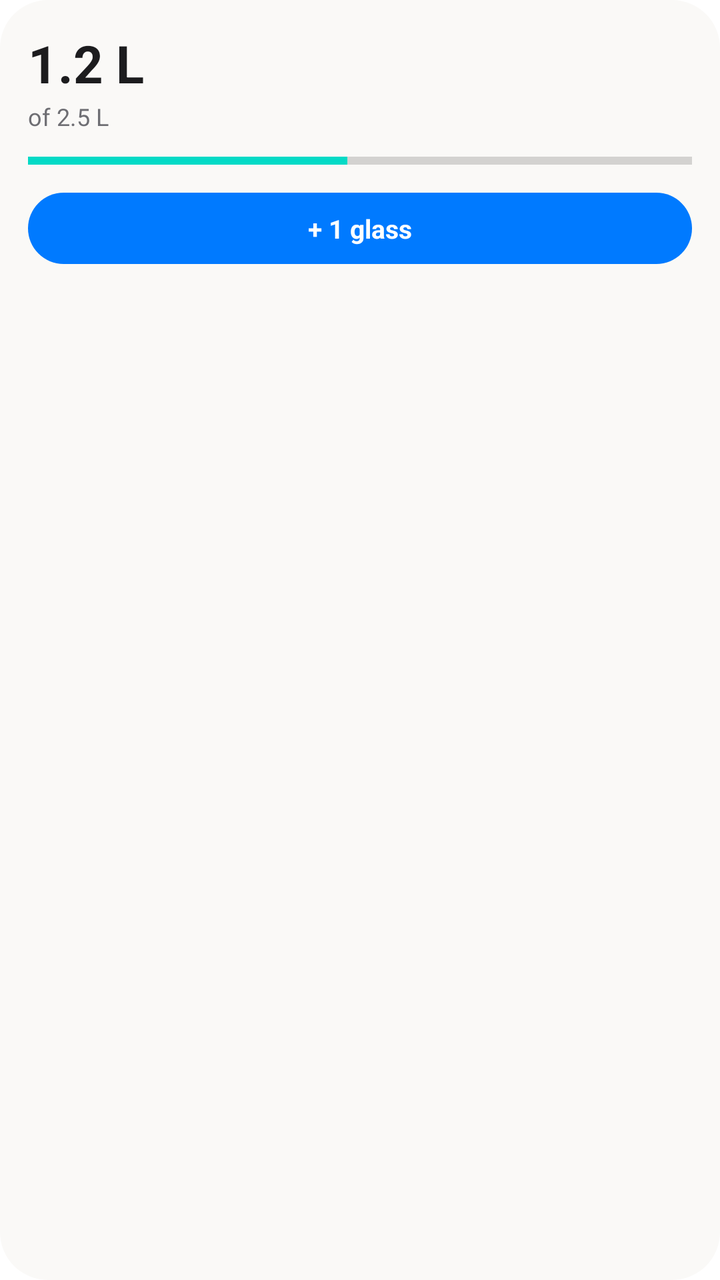
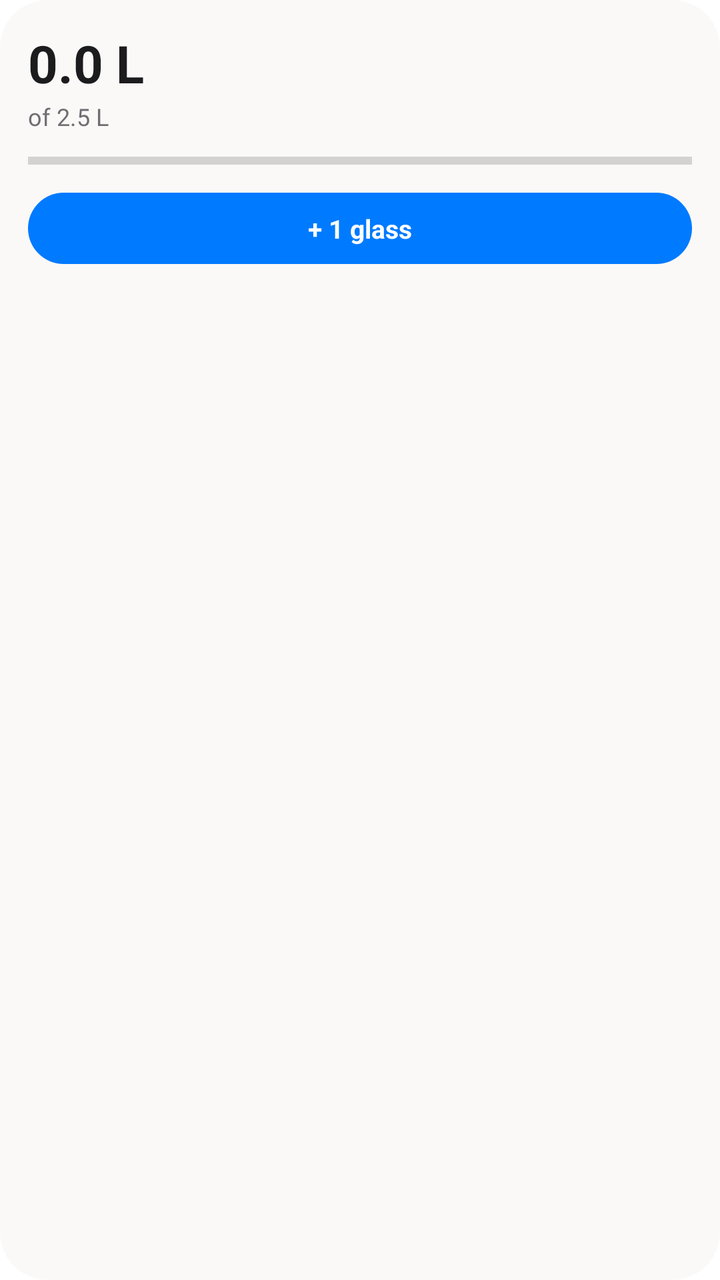

Two renders of the same Android screen: before a commit and after it. Below are the layout's source before the change and the commit's diff.
<!-- AndroidManifest.xml: fallback theme Theme.MaterialComponents.DayNight.NoActionBar -->
<!-- res/layout/water_widget.xml -->
<?xml version="1.0" encoding="utf-8"?>
<LinearLayout xmlns:android="http://schemas.android.com/apk/res/android"
    android:id="@+id/water_root"
    android:layout_width="match_parent"
    android:layout_height="match_parent"
    android:orientation="vertical"
    android:padding="14dp"
    android:background="@drawable/widget_bg">

    <TextView
        android:id="@+id/water_amount"
        android:layout_width="wrap_content"
        android:layout_height="wrap_content"
        android:text="1.2 L"
        android:textColor="#1C1C1E"
        android:textSize="26sp"
        android:textStyle="bold" />

    <TextView
        android:id="@+id/water_goal"
        android:layout_width="wrap_content"
        android:layout_height="wrap_content"
        android:paddingTop="1dp"
        android:text="of 2.5 L"
        android:textColor="#6E6E73"
        android:textSize="12sp" />

    <ProgressBar
        android:id="@+id/water_bar"
        style="?android:attr/progressBarStyleHorizontal"
        android:layout_width="match_parent"
        android:layout_height="8dp"
        android:layout_marginTop="10dp"
        android:max="100"
        android:progress="48" />

    <TextView
        android:id="@+id/water_add"
        android:layout_width="match_parent"
        android:layout_height="wrap_content"
        android:layout_marginTop="12dp"
        android:background="@drawable/water_add_bg"
        android:gravity="center"
        android:paddingTop="9dp"
        android:paddingBottom="9dp"
        android:text="+ 1 glass"
        android:textColor="#FFFFFF"
        android:textSize="13sp"
        android:textStyle="bold" />

    <TextView
        android:id="@+id/water_done"
        android:layout_width="match_parent"
        android:layout_height="wrap_content"
        android:layout_marginTop="12dp"
        android:gravity="center"
        android:text="Goal reached"
        android:textColor="#34C759"
        android:textSize="13sp"
        android:textStyle="bold"
        android:visibility="gone" />

</LinearLayout>
<!-- resources referenced by this layout -->
<resources>
  <!-- drawable water_add_bg (drawable) -->
  <?xml version="1.0" encoding="utf-8"?>
  <shape xmlns:android="http://schemas.android.com/apk/res/android"
      android:shape="rectangle">
      <solid android:color="#007AFF" />
      <corners android:radius="22dp" />
  </shape>
  <!-- drawable widget_bg (drawable) -->
  <?xml version="1.0" encoding="utf-8"?>
  <shape xmlns:android="http://schemas.android.com/apk/res/android"
      android:shape="rectangle">
      <solid android:color="#FFFAF9F7" />
      <corners android:radius="24dp" />
  </shape>
</resources>

<!-- the commit's change to res/layout/water_widget.xml (unified diff, before → after) -->
@@ -11,8 +11,8 @@
         android:id="@+id/water_amount"
         android:layout_width="wrap_content"
         android:layout_height="wrap_content"
-        android:text="1.2 L"
-        android:textColor="#1C1C1E"
+        android:text="0.0 L"
+        android:textColor="@color/widget_text"
         android:textSize="26sp"
         android:textStyle="bold" />
 
@@ -22,7 +22,7 @@
         android:layout_height="wrap_content"
         android:paddingTop="1dp"
         android:text="of 2.5 L"
-        android:textColor="#6E6E73"
+        android:textColor="@color/widget_muted"
         android:textSize="12sp" />
 
     <ProgressBar
@@ -32,7 +32,7 @@
         android:layout_height="8dp"
         android:layout_marginTop="10dp"
         android:max="100"
-        android:progress="48" />
+        android:progress="0" />
 
     <TextView
         android:id="@+id/water_add"
<!-- resource entries referenced after the edit -->
@@ -1,5 +1,7 @@
 <!-- resources referenced by this layout -->
 <resources>
+  <color name="widget_muted">#FF6E6E73</color>
+  <color name="widget_text">#FF1C1C1E</color>
   <!-- drawable water_add_bg (drawable) -->
   <?xml version="1.0" encoding="utf-8"?>
   <shape xmlns:android="http://schemas.android.com/apk/res/android"
